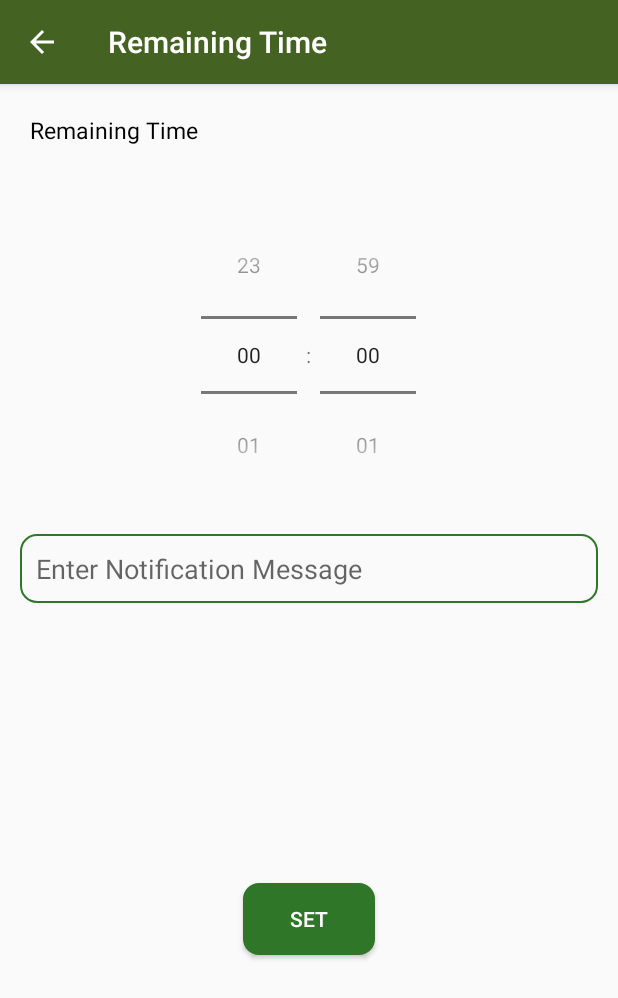
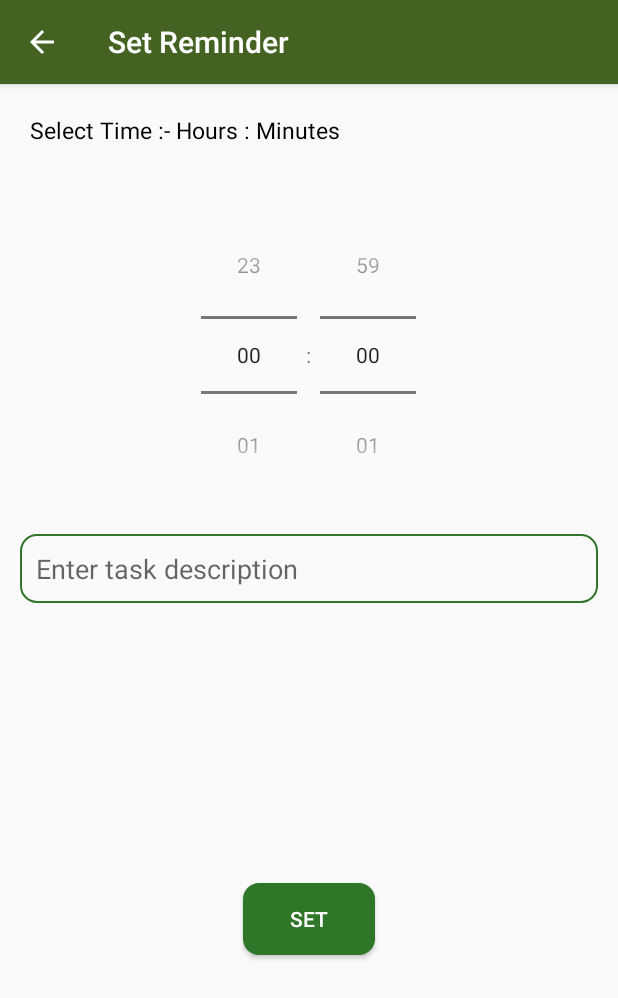
Before and after one commit to medro25/master, an Android app: the SetReminderActivity screen opened directly, with no data from a screen before it, on a phone screen of 412 x 824 dp. Shown: the top 998 px of the screen. Run offline under Robolectric (Android 15) with nearby library versions, the phone set to English and light mode, and no system bars; our stand-ins replace data binding, sdp/ssp sizes; 1 statement that could not run was skipped.

Commit message:
changed strings and log values

```diff
--- a/app/src/main/java/com/witnovus/placefinder/jobscheduler/NotificationService.kt
+++ b/app/src/main/java/com/witnovus/placefinder/jobscheduler/NotificationService.kt
@@ -17,7 +17,7 @@ class NotificationService : JobService() {
 
     private fun startNotification(params: JobParameters) {
         val notificationMessage = params.getExtras().getString("notificationMessage")!!
-        Log.d("hour", "notificationMessage" + notificationMessage)
+        Log.d("Set Notification", "notificationMessage" + notificationMessage)
         val mBuilder: NotificationCompat.Builder = NotificationCompat.Builder(this)
             .setAutoCancel(true)
             .setContentTitle("App Reminder")
--- a/app/src/main/java/com/witnovus/placefinder/jobscheduler/SetJobService.kt
+++ b/app/src/main/java/com/witnovus/placefinder/jobscheduler/SetJobService.kt
@@ -45,9 +45,9 @@ class SetJobService constructor(val context: Context, val time: Long, val notifi
                 val resultCode = scheduler!!.schedule(jobInfo!!)
 
                 if (resultCode == JobScheduler.RESULT_SUCCESS) {
-                    Toast.makeText(context, "Reminder Set", Toast.LENGTH_SHORT).show()
+                    Toast.makeText(context, "Reminder set successfully", Toast.LENGTH_SHORT).show()
                 } else {
-                    Toast.makeText(context, "Reminder Not Set", Toast.LENGTH_SHORT).show()
+                    Toast.makeText(context, "Reminder does not set,Please try again", Toast.LENGTH_SHORT).show()
                 }
             }
 
--- a/app/src/main/res/layout/activity_time_reminder.xml
+++ b/app/src/main/res/layout/activity_time_reminder.xml
@@ -30,7 +30,7 @@
             android:layout_height="wrap_content"
             android:layout_margin="@dimen/_10sdp"
             android:padding="@dimen/_5sdp"
-            android:text="@string/str_remaining_time"
+            android:text="@string/lbl_select_time"
             android:textColor="@color/black"
             android:textSize="@dimen/_12ssp" />
 
--- a/app/src/main/res/values/config.xml
+++ b/app/src/main/res/values/config.xml
@@ -1,6 +1,6 @@
 <?xml version="1.0" encoding="utf-8"?>
 <resources>
-    <integer name="location_update_interval_in_millis">300000</integer>
+    <integer name="location_update_interval_in_millis">1000</integer>
     <integer name="location_fastest_update_interval_in_millis">0</integer>
     <integer name="location_max_wait_time_interval_in_millis">0</integer>
     <integer name="location_min_distance_for_updates_in_meters">0</integer>
--- a/app/src/main/res/values/strings.xml
+++ b/app/src/main/res/values/strings.xml
@@ -32,7 +32,7 @@
     <string name="str_registration_successfully">Registration successfully</string>
     <string name="string_email_id_is_already_register">Email id is already register</string>
     <string name="string_check_internet_conn_msg">Internet Connection Required, Please Turn On Internet.</string>
-    <string name="str_remaining_time">Remaining Time</string>
+    <string name="str_remaining_time">Set Reminder</string>
     <string name="title_activity_search_places">SearchPlacesActivity</string>
 
     <string name="msg_devices_not_support">Your Device does not support Google Play Services.</string>
@@ -49,10 +49,11 @@
     <string name="str_enter_a_password">Enter a password</string>
     <string name="str_enter_valid_email_id">Enter valid email-id</string>
 
-    <string name="notification_hint">Enter Notification Message</string>
+    <string name="notification_hint">Enter task description</string>
 
-    <string name="notification_msg">Please insert Notifiaction Message</string>
-    <string name="timer_msg">Please select Time First</string>
+    <string name="notification_msg">Please write task description first</string>
+    <string name="timer_msg">Please select time first</string>
     <string name="map_key">AIzaSyBOxxOEDviMhpAeiP_CjmfHwYME1E9CMAA</string>
+    <string name="lbl_select_time">Select Time :- Hours : Minutes</string>
 
 </resources>
```
